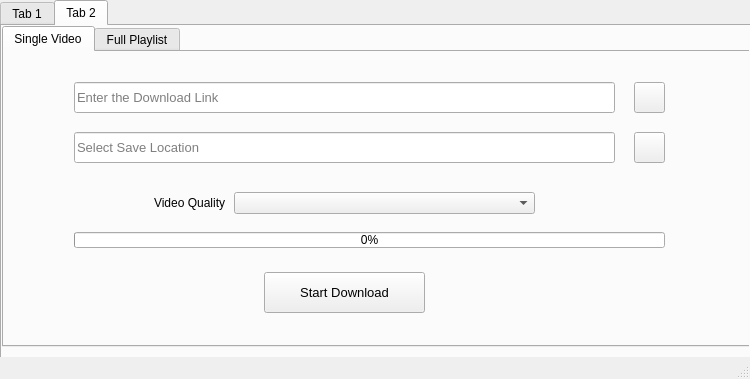
Before: the Qt Designer form main.ui in gautamsood15/download_manager, drawn with Qt 5.
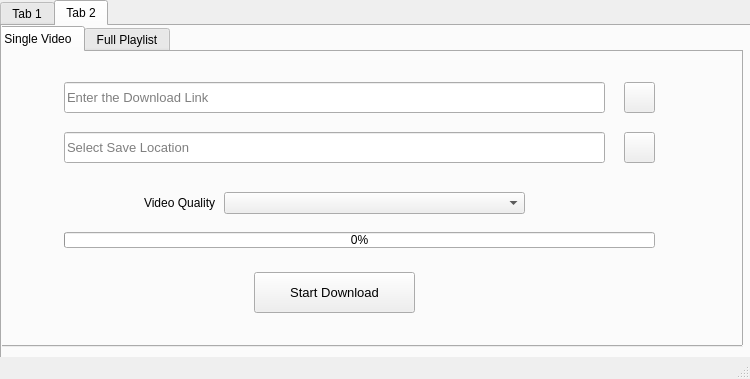
After: the same form once the commit is applied. Icons and pictures are not drawn.

Commit message: Adding progress bar FXN and label for time remaining

The edit to the form file:
```diff
--- a/main.ui
+++ b/main.ui
@@ -131,7 +131,7 @@
      <widget class="QTabWidget" name="tabWidget_2">
       <property name="geometry">
        <rect>
-        <x>0</x>
+        <x>-10</x>
         <y>0</y>
         <width>751</width>
         <height>321</height>
```
Left out of the diff: 15 changed lines with no effect on the pictures. The commit also changes 1 other file.
